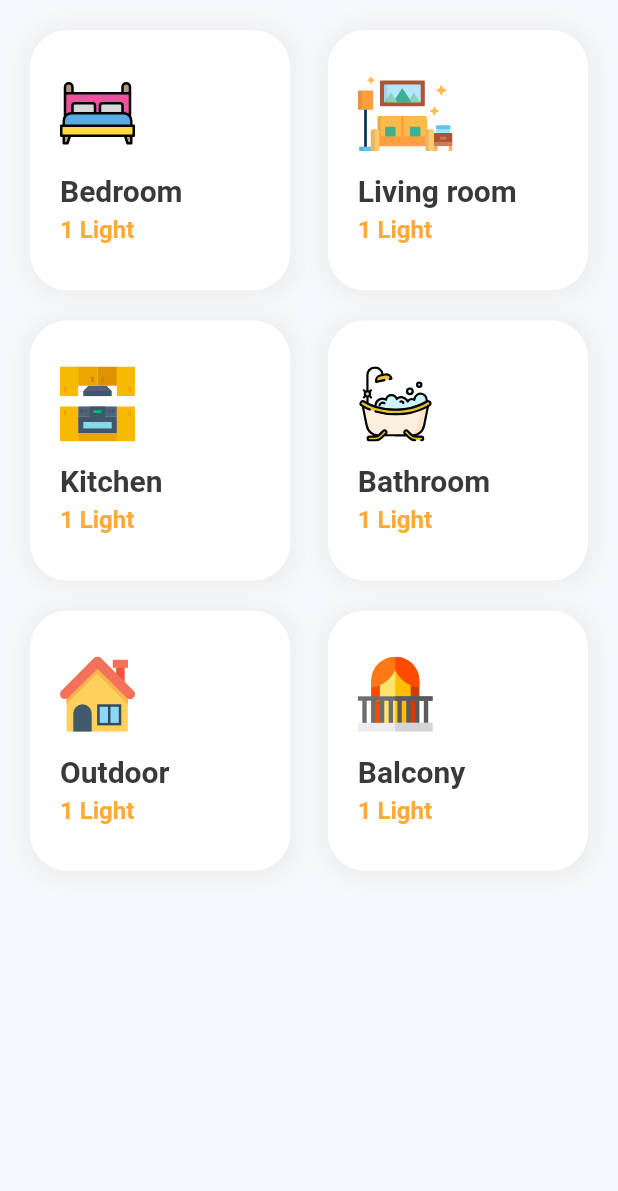
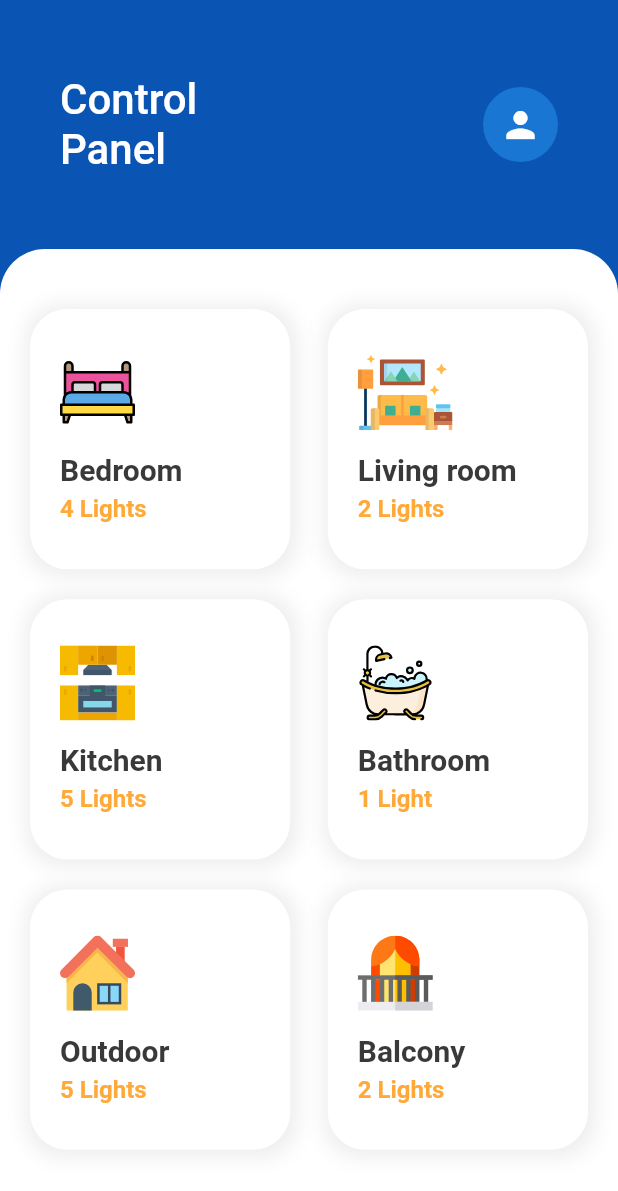
Before and after one commit to Mayank-9018/SmartHome, a Flutter app: the screen it shows after launch, on a phone screen of 412 x 824 dp. Shown: the top 1191 px of the screen. Run offline on Flutter 3.47's test engine with Material 2 defaults, Android fonts, the phone set to English and light mode, and no system bars; our stand-ins replace flutter_svg.

Commit message:
Header on ControlPanelScreen

```diff
--- /dev/null
+++ b/lib/res/colors.dart
@@ -0,0 +1,3 @@
+import 'package:flutter/painting.dart';
+
+Color bgBlue = const Color.fromARGB(255, 10, 84, 180);
--- a/lib/res/text_styles.dart
+++ b/lib/res/text_styles.dart
@@ -11,3 +11,9 @@ const TextStyle roomNameStyle = TextStyle(
   color: Color.fromARGB(255, 57, 57, 57),
   fontWeight: FontWeight.w600,
 );
+
+const TextStyle cpHeaderStyle = TextStyle(
+  fontSize: 28,
+  color: Color(0xFFFFFFFF),
+  fontWeight: FontWeight.w500,
+);
--- a/lib/screens/control_panel.dart
+++ b/lib/screens/control_panel.dart
@@ -1,6 +1,8 @@
 import 'package:flutter/material.dart';
 import 'package:smart_home/components/room_card.dart';
 import 'package:smart_home/res/assets.dart';
+import 'package:smart_home/res/colors.dart';
+import 'package:smart_home/res/text_styles.dart';
 
 class ControlPanelScreen extends StatefulWidget {
   const ControlPanelScreen({Key? key}) : super(key: key);
@@ -10,27 +12,73 @@ class ControlPanelScreen extends StatefulWidget {
 }
 
 class _ControlPanelScreenState extends State<ControlPanelScreen> {
+  final List<RoomCard> rooms = const [
+    RoomCard(roomName: 'Bedroom', lights: 4, illustration: AssetImages.bedroom),
+    RoomCard(
+        roomName: 'Living room', lights: 2, illustration: AssetImages.living),
+    RoomCard(roomName: 'Kitchen', lights: 5, illustration: AssetImages.kitchen),
+    RoomCard(
+        roomName: 'Bathroom', lights: 1, illustration: AssetImages.bathroom),
+    RoomCard(roomName: 'Outdoor', lights: 5, illustration: AssetImages.outdoor),
+    RoomCard(roomName: 'Balcony', lights: 2, illustration: AssetImages.balcony),
+  ];
+
   @override
   Widget build(BuildContext context) {
     return Scaffold(
-      backgroundColor: const Color(0xffF6F8FB),
-      body: GridView(
-        physics: const BouncingScrollPhysics(),
-        padding: const EdgeInsets.all(20.0),
-        gridDelegate: const SliverGridDelegateWithFixedCrossAxisCount(
-          crossAxisCount: 2,
-          mainAxisSpacing: 20,
-          crossAxisSpacing: 25,
-        ),
-        children: const [
-          RoomCard(roomName: 'Bedroom', illustration: AssetImages.bedroom),
-          RoomCard(roomName: 'Living room', illustration: AssetImages.living),
-          RoomCard(roomName: 'Kitchen', illustration: AssetImages.kitchen),
-          RoomCard(roomName: 'Bathroom', illustration: AssetImages.bathroom),
-          RoomCard(roomName: 'Outdoor', illustration: AssetImages.outdoor),
-          RoomCard(roomName: 'Balcony', illustration: AssetImages.balcony),
+      backgroundColor: bgBlue,
+      body: Column(
+        children: [
+          const _Header(),
+          Expanded(
+            child: Container(
+              decoration: const BoxDecoration(
+                color: Colors.white,
+                borderRadius: BorderRadius.only(
+                  topLeft: Radius.circular(30.0),
+                  topRight: Radius.circular(30.0),
+                ),
+              ),
+              child: GridView(
+                padding: const EdgeInsets.symmetric(
+                    horizontal: 20.0, vertical: 40.0),
+                gridDelegate: const SliverGridDelegateWithFixedCrossAxisCount(
+                  crossAxisCount: 2,
+                  mainAxisSpacing: 20,
+                  crossAxisSpacing: 25,
+                ),
+                children: rooms,
+              ),
+            ),
+          ),
         ],
       ),
     );
   }
 }
+
+class _Header extends StatelessWidget {
+  const _Header({Key? key}) : super(key: key);
+
+  @override
+  Widget build(BuildContext context) {
+    return SafeArea(
+      child: Container(
+        padding: const EdgeInsets.symmetric(vertical: 50, horizontal: 40),
+        child: Row(
+          mainAxisAlignment: MainAxisAlignment.spaceBetween,
+          children: const [
+            Text(
+              'Control\nPanel',
+              style: cpHeaderStyle,
+            ),
+            CircleAvatar(
+              radius: 25,
+              child: Icon(Icons.person, size: 28),
+            )
+          ],
+        ),
+      ),
+    );
+  }
+}
```
